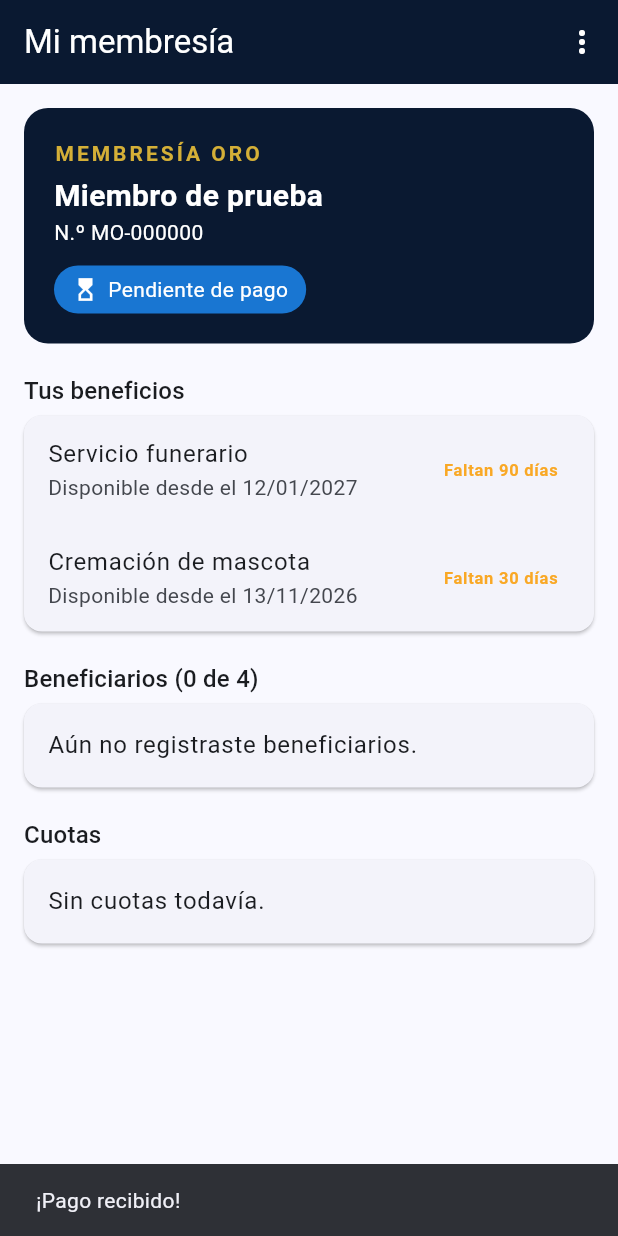
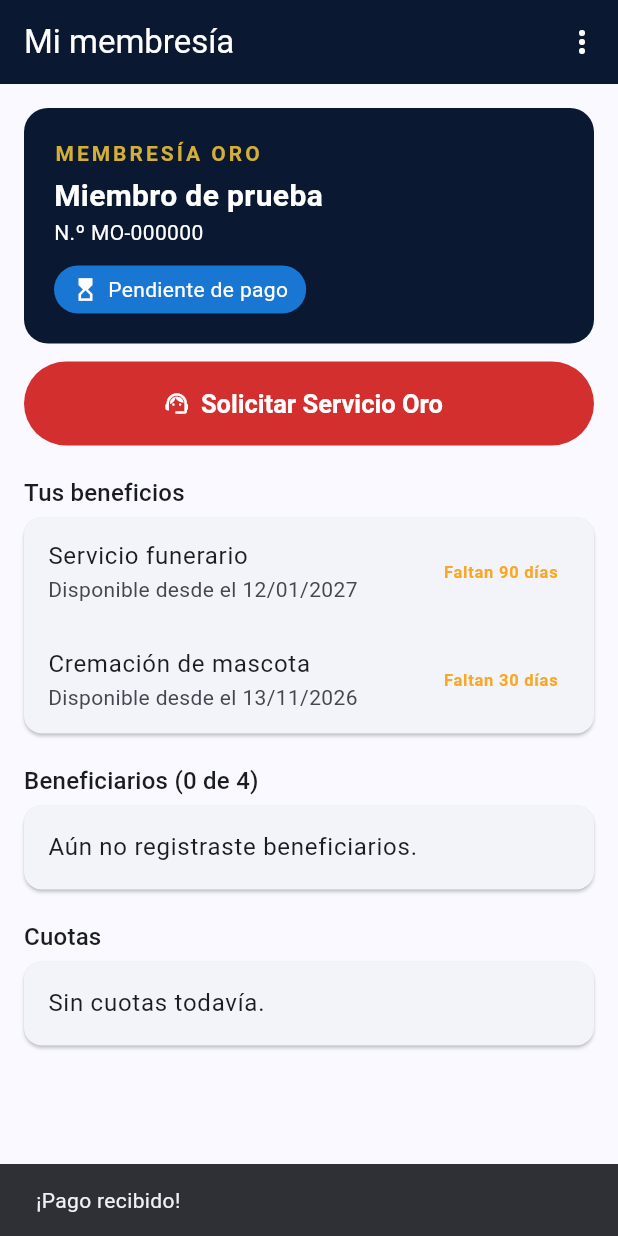
Before and after one commit to Jhon-61/membresia-oro-app, a Flutter app: the PantallaMiMembresia screen opened directly, on a phone screen of 412 x 824 dp. Run offline on Flutter 3.47's test engine with Material 3 defaults, Android fonts, the phone set to English and light mode, and no system bars; our stand-ins replace flutter_secure_storage, image_picker, signature; accounts and stored records are empty.

Commit message:
App: botón "Solicitar Servicio Oro" (fase D)
- Botón rojo en "Mi membresía" que abre el formulario: tipo (funerario
  o cremación de mascota), para quién (titular, beneficiario o
  mascota), lugar, contacto, notas y foto del DPI.
- Al elegir la persona se consultan los candados en Odoo y se muestra
  el resultado ("Te faltan 23 días...", cargo del 2.º servicio...); solo
  se puede enviar si está permitido.
- Si hay cargo, ofrece pagarlo; historial de solicitudes con su estado,
  motivo de rechazo y botón para pagar el cargo.
- Contrato del API actualizado.

Co-Authored-By: Claude Opus 5.5 <noreply@anthropic.com>

```diff
--- a/app/lib/core/dependencias.dart
+++ b/app/lib/core/dependencias.dart
@@ -1,7 +1,9 @@
 import 'package:flutter/widgets.dart';
 
 import '../services/afiliacion_service.dart';
+import '../services/api_odoo.dart';
 import '../services/cuenta_service.dart';
+import '../services/servicio_service.dart';
 import '../services/sesion_store.dart';
 import 'config.dart';
 
@@ -12,6 +14,7 @@ class Dependencias extends InheritedWidget {
     super.key,
     required this.afiliacion,
     required this.cuenta,
+    required this.servicios,
     required super.child,
   });
 
@@ -19,21 +22,25 @@ class Dependencias extends InheritedWidget {
   factory Dependencias.desdeConfig({required Widget child}) {
     if (Config.usarOdoo) {
       final store = SesionStoreSegura();
+      final api = ApiOdoo(Config.odooUrl, token: store.leerToken);
       return Dependencias(
         afiliacion: AfiliacionService.desdeConfig(),
-        cuenta: OdooCuentaService(Config.odooUrl, store),
+        cuenta: OdooCuentaService(Config.odooUrl, store, api: api),
+        servicios: OdooServicioService(api),
         child: child,
       );
     }
     return Dependencias(
       afiliacion: AfiliacionService.desdeConfig(),
       cuenta: CuentaServiceSimulado(SesionStoreMemoria()),
+      servicios: ServicioServiceSimulado(),
       child: child,
     );
   }
 
   final AfiliacionService afiliacion;
   final CuentaService cuenta;
+  final ServicioService servicios;
 
   static Dependencias de(BuildContext context) =>
       context.dependOnInheritedWidgetOfExactType<Dependencias>()!;
--- a/app/lib/features/membresia/pantalla_mi_membresia.dart
+++ b/app/lib/features/membresia/pantalla_mi_membresia.dart
@@ -8,6 +8,7 @@ import '../../models/membresia.dart';
 import '../../services/api_odoo.dart';
 import '../inicio/pantalla_inicio.dart';
 import '../pagos/abrir_pago.dart';
+import '../servicio/pantalla_solicitar_servicio.dart';
 
 /// Pantalla principal del miembro con sesión iniciada.
 class PantallaMiMembresia extends StatefulWidget {
@@ -92,6 +93,18 @@ class _PantallaMiMembresiaState extends State<PantallaMiMembresia> with WidgetsB
     }
   }
 
+  Future<void> _solicitarServicio(Membresia membresia) async {
+    final enviado = await Navigator.of(context).push<bool>(
+      MaterialPageRoute(builder: (_) => PantallaSolicitarServicio(membresia: membresia)),
+    );
+    if (enviado == true) _cargar();
+  }
+
+  Future<void> _pagarServicio(ServicioInfo servicio) async {
+    _esperandoPago = true;
+    await abrirPaginaDePago(servicio.urlPago!);
+  }
+
   Future<void> _cerrarSesion() async {
     final confirmar = await showDialog<bool>(
       context: context,
@@ -144,10 +157,40 @@ class _PantallaMiMembresiaState extends State<PantallaMiMembresia> with WidgetsB
                 children: [
                   if (_error != null) _AvisoError(mensaje: _error!),
                   _TarjetaEstado(membresia: membresia),
+                  const SizedBox(height: 12),
+                  FilledButton.icon(
+                    style: FilledButton.styleFrom(
+                      backgroundColor: Colors.red.shade700,
+                      foregroundColor: Colors.white,
+                      minimumSize: const Size.fromHeight(56),
+                      textStyle: const TextStyle(fontSize: 17, fontWeight: FontWeight.w600),
+                    ),
+                    onPressed: () => _solicitarServicio(membresia),
+                    icon: const Icon(Icons.support_agent),
+                    label: const Text('Solicitar Servicio Oro'),
+                  ),
                   if (membresia.cuotaPorPagar != null) ...[
                     const SizedBox(height: 12),
                     _TarjetaPago(membresia: membresia, alPagar: _pagar),
                   ],
+                  if (membresia.servicios.isNotEmpty)
+                    _Seccion(titulo: 'Mis solicitudes de servicio', children: [
+                      for (final s in membresia.servicios)
+                        ListTile(
+                          leading: const Icon(Icons.assignment_outlined),
+                          title: Text('${s.numero} · ${s.persona}'),
+                          subtitle: Text([
+                            '${s.tipoTexto} · ${s.estadoTexto}',
+                            if (s.motivoRechazo != null) 'Motivo: ${s.motivoRechazo}',
+                          ].join('\n')),
+                          trailing: s.urlPago != null
+                              ? TextButton(
+                                  onPressed: () => _pagarServicio(s),
+                                  child: Text('Pagar ${formatoMonto(s.cargo, 'GTQ')}'),
+                                )
+                              : null,
+                        ),
+                    ]),
                   _Seccion(titulo: 'Tus beneficios', children: [
                     _FilaCarencia(texto: 'Servicio funerario', carencia: membresia.carenciaHumano),
                     _FilaCarencia(texto: 'Cremación de mascota', carencia: membresia.carenciaMascota),
--- a/app/lib/models/membresia.dart
+++ b/app/lib/models/membresia.dart
@@ -122,6 +122,49 @@ String? _urlSegura(Object? valor) {
   return uri != null && uri.scheme == 'https' && uri.host.isNotEmpty ? uri.toString() : null;
 }
 
+class ServicioInfo {
+  const ServicioInfo({
+    required this.id,
+    required this.numero,
+    required this.tipoTexto,
+    required this.persona,
+    required this.estado,
+    required this.estadoTexto,
+    required this.fechaSolicitud,
+    required this.motivoRechazo,
+    required this.cargo,
+    required this.urlPago,
+  });
+
+  factory ServicioInfo.desdeJson(Map<String, dynamic> json) => ServicioInfo(
+        id: json['id'] as int,
+        numero: '${json['numero'] ?? ''}',
+        tipoTexto: '${json['tipo_texto'] ?? json['tipo'] ?? ''}',
+        persona: '${json['persona'] ?? ''}',
+        estado: '${json['estado'] ?? ''}',
+        estadoTexto: '${json['estado_texto'] ?? json['estado'] ?? ''}',
+        fechaSolicitud: _fecha('${json['fecha_solicitud'] ?? ''}'.split(' ').first),
+        motivoRechazo: json['motivo_rechazo']?.toString(),
+        cargo: _numero(json['cargo']),
+        urlPago: _urlSegura(json['url_pago']),
+      );
+
+  final int id;
+  final String numero;
+  final String tipoTexto;
+  final String persona;
+
+  /// pendiente, aprobado, en_proceso, rechazado, finalizado
+  final String estado;
+  final String estadoTexto;
+  final DateTime? fechaSolicitud;
+  final String? motivoRechazo;
+  final double cargo;
+
+  /// Enlace para pagar el cargo (2.º servicio, mascota pesada), si está pendiente.
+  final String? urlPago;
+}
+
 class Membresia {
   const Membresia({
     required this.referencia,
@@ -138,6 +181,8 @@ class Membresia {
     required this.beneficiarios,
     required this.mascotas,
     required this.cuotas,
+    required this.servicios,
+    required this.diasAtraso,
     required this.cuotasPendientes,
     required this.montoPendiente,
   });
@@ -162,6 +207,8 @@ class Membresia {
       beneficiarios: lista('beneficiarios').map(BeneficiarioInfo.desdeJson).toList(),
       mascotas: lista('mascotas').map(MascotaInfo.desdeJson).toList(),
       cuotas: lista('cuotas').map(Cuota.desdeJson).toList(),
+      servicios: lista('servicios').map(ServicioInfo.desdeJson).toList(),
+      diasAtraso: json['dias_atraso'] is int ? json['dias_atraso'] as int : 0,
       cuotasPendientes: deuda['cuotas'] is int ? deuda['cuotas'] as int : 0,
       montoPendiente: _numero(deuda['monto']),
     );
@@ -183,6 +230,8 @@ class Membresia {
   final List<BeneficiarioInfo> beneficiarios;
   final List<MascotaInfo> mascotas;
   final List<Cuota> cuotas;
+  final List<ServicioInfo> servicios;
+  final int diasAtraso;
   final int cuotasPendientes;
   final double montoPendiente;
 
--- /dev/null
+++ b/app/lib/services/servicio_service.dart
@@ -0,0 +1,122 @@
+import '../models/afiliacion.dart';
+import '../models/membresia.dart';
+import 'api_odoo.dart';
+
+/// Resultado de los "candados": si puede usar el beneficio, por qué no, o cuánto cuesta.
+class Candado {
+  const Candado({
+    required this.permitido,
+    required this.mensaje,
+    this.cargo = 0,
+    this.diasRestantes = 0,
+  });
+
+  factory Candado.desdeJson(Map<String, dynamic> json) => Candado(
+        permitido: json['permitido'] == true,
+        mensaje: '${json['mensaje'] ?? ''}',
+        cargo: json['cargo'] is num ? (json['cargo'] as num).toDouble() : 0,
+        diasRestantes: json['dias_restantes'] is int ? json['dias_restantes'] as int : 0,
+      );
+
+  final bool permitido;
+  final String mensaje;
+  final double cargo;
+  final int diasRestantes;
+}
+
+/// Datos del formulario "Solicitar Servicio Oro".
+class SolicitudServicio {
+  const SolicitudServicio({
+    required this.tipo,
+    required this.lugar,
+    required this.contactoNombre,
+    required this.contactoTelefono,
+    this.beneficiarioId,
+    this.mascotaId,
+    this.notas = '',
+    this.dpiFoto,
+  });
+
+  /// 'humano' o 'mascota'
+  final String tipo;
+  final int? beneficiarioId;
+  final int? mascotaId;
+  final String lugar;
+  final String contactoNombre;
+  final String contactoTelefono;
+  final String notas;
+  final ArchivoAdjunto? dpiFoto;
+
+  Map<String, dynamic> toJson() => {
+        'tipo': tipo,
+        'beneficiario_id': beneficiarioId,
+        'mascota_id': mascotaId,
+        'lugar': lugar,
+        'contacto_nombre': contactoNombre,
+        'contacto_telefono': contactoTelefono,
+        'notas': notas,
+        'dpi_foto': dpiFoto?.toJson(),
+      };
+}
+
+class ServicioCreado {
+  const ServicioCreado({required this.servicio, required this.mensaje});
+
+  final ServicioInfo servicio;
+  final String mensaje;
+}
+
+abstract interface class ServicioService {
+  /// ¿Puede usar el beneficio para esa persona? (antes de enviar la solicitud)
+  Future<Candado> evaluar(String tipo, {int? beneficiarioId, int? mascotaId});
+
+  /// Envía la solicitud. Lanza [ErrorApi] si no se permite o hay datos inválidos.
+  Future<ServicioCreado> solicitar(SolicitudServicio solicitud);
+}
+
+class OdooServicioService implements ServicioService {
+  OdooServicioService(this._api);
+
+  final ApiOdoo _api;
+  static const ruta = '/api/membresia/v1/servicios';
+
+  @override
+  Future<Candado> evaluar(String tipo, {int? beneficiarioId, int? mascotaId}) async {
+    final parametros = {
+      'tipo': tipo,
+      if (beneficiarioId != null) 'beneficiario_id': '$beneficiarioId',
+      if (mascotaId != null) 'mascota_id': '$mascotaId',
+    };
+    final json = await _api.get('$ruta/evaluar?${Uri(queryParameters: parametros).query}');
+    return Candado.desdeJson(json);
+  }
+
+  @override
+  Future<ServicioCreado> solicitar(SolicitudServicio solicitud) async {
+    final json = await _api.post(ruta, solicitud.toJson());
+    return ServicioCreado(
+      servicio: ServicioInfo.desdeJson(json['servicio'] as Map<String, dynamic>),
+      mensaje: '${json['mensaje'] ?? ''}',
+    );
+  }
+}
+
+/// Sin Odoo: siempre permite y responde una solicitud de ejemplo.
+class ServicioServiceSimulado implements ServicioService {
+  @override
+  Future<Candado> evaluar(String tipo, {int? beneficiarioId, int? mascotaId}) async =>
+      const Candado(permitido: true, mensaje: 'Puedes usar tu Servicio Oro.');
+
+  @override
+  Future<ServicioCreado> solicitar(SolicitudServicio solicitud) async {
+    await Future<void>.delayed(const Duration(milliseconds: 500));
+    return ServicioCreado(
+      servicio: ServicioInfo.desdeJson({
+        'id': 1, 'numero': 'SO-000000', 'tipo_texto': 'Servicio funerario',
+        'persona': 'Prueba', 'estado': 'pendiente', 'estado_texto': 'Pendiente',
+        'fecha_solicitud': '2026-10-14 10:00:00', 'cargo': 0,
+      }),
+      mensaje: 'Puedes usar tu Servicio Oro.',
+    );
+  }
+}
```
Also changed, not shown: app/lib/features/servicio/pantalla_solicitar_servicio.dart (added, +296 -0 lines), 4 other files.
